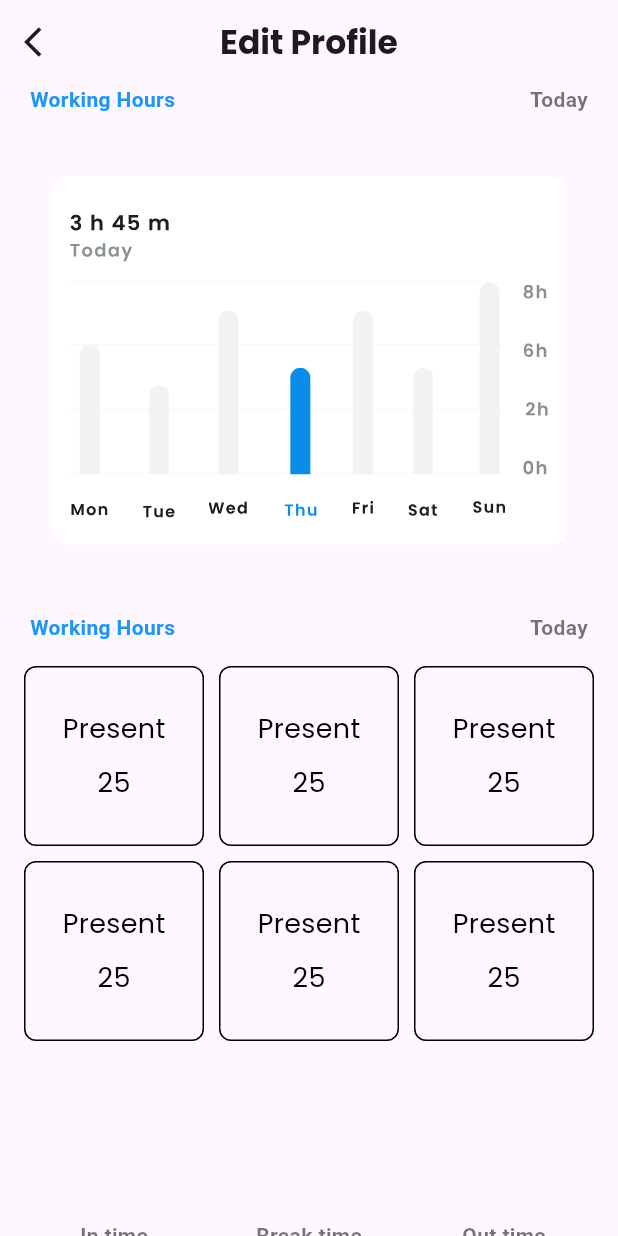
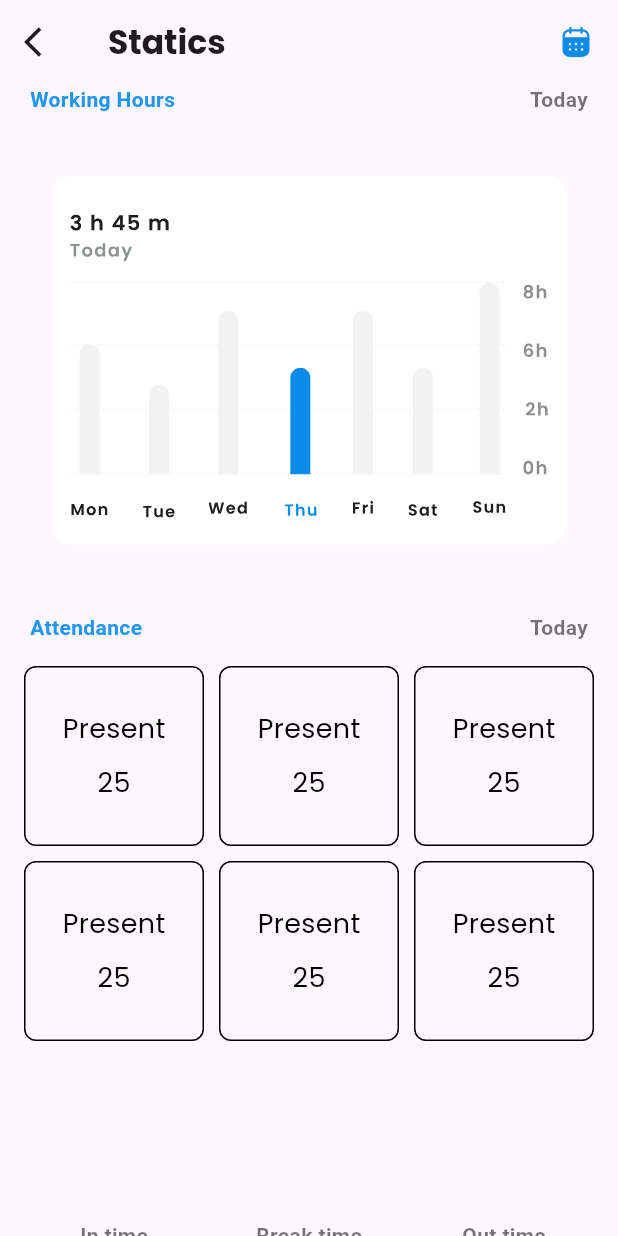
Before and after one commit to nikithabhuma/project_code, a Flutter app: the Calender screen opened by its route, on a phone screen of 412 x 824 dp. Run offline on Flutter 3.47's test engine with Material 3 defaults, Android fonts, the phone set to English and light mode, and no system bars; our stand-ins replace file_picker, flutter_svg, flutter_switch, go_router, smooth_page_indicator.

Commit message:
Add to My Project

```diff
--- a/lib/screens/home/Calender.dart
+++ b/lib/screens/home/Calender.dart
@@ -19,10 +19,18 @@ class Calender extends StatelessWidget {
                 .pushReplacementNamed(MyRouteConstants.myHomePageRouteName);
           },
         ),
-        title: Text(
-          'Edit Profile',
-          style: TextStyle(
-              fontSize: 22, fontFamily: 'Poppins', fontWeight: FontWeight.w600),
+        title: Row(
+          children: [
+            Text(
+              'Statics',
+              style: TextStyle(
+                  fontSize: 22,
+                  fontFamily: 'Poppins',
+                  fontWeight: FontWeight.w600),
+            ),
+            Spacer(),
+            SvgPicture.asset('assets/header.svg'),
+          ],
         ),
         centerTitle: true,
       ),
@@ -60,7 +68,7 @@ class Calender extends StatelessWidget {
                 Padding(
                   padding: const EdgeInsets.only(left: 20),
                   child: Text(
-                    'Working Hours',
+                    'Attendance',
                     style: TextStyle(
                         fontSize: 14,
                         fontWeight: FontWeight.w600,
```
Also changed, not shown: lib/screens/task/TaskScreen.dart (+13 -8 lines), assets/header.svg (added), assets/text & icon.svg (added), pubspec.lock.
